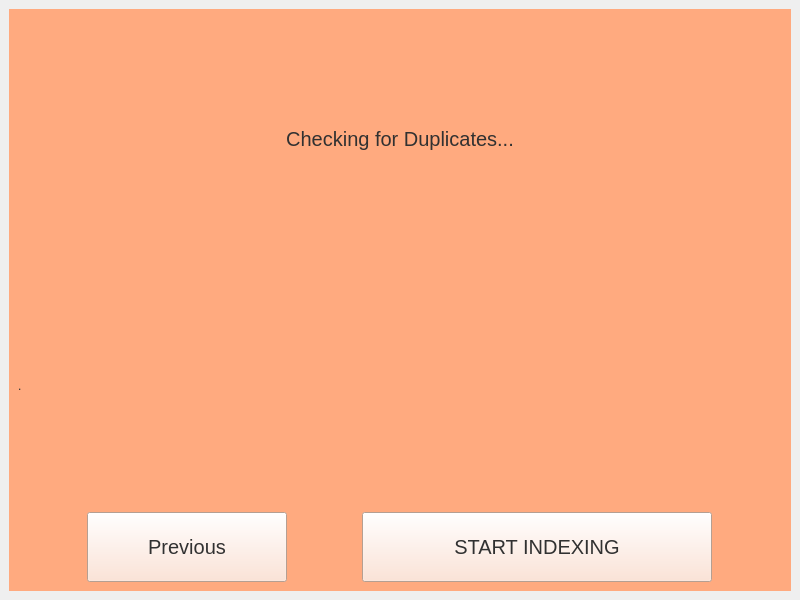
Qt form AutoNBS_GUI/appGui.ui (harsha0571/Automated_NLP_Based_Data_Handler) before a commit.
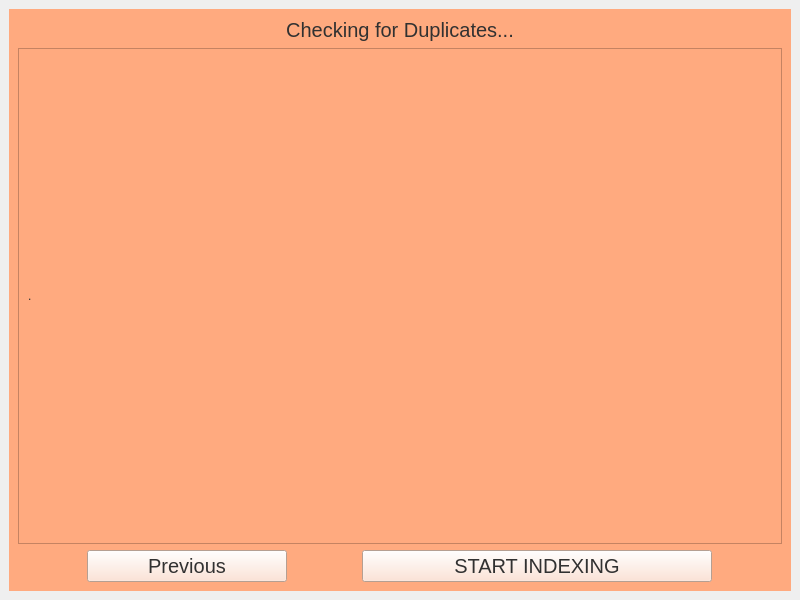
The same form after that commit. The open tabs and pages were chosen to show the change.

Commit message: Error Handlin for GUI done

What changed in the file:
```diff
--- a/AutoNBS_GUI/appGui.ui
+++ b/AutoNBS_GUI/appGui.ui
@@ -127,10 +127,29 @@
          </widget>
         </item>
         <item>
+         <widget class="QScrollArea" name="keyGeneratedScroll">
+          <property name="widgetResizable">
+           <bool>true</bool>
+          </property>
+          <widget class="QWidget" name="scrollAreaWidgetContents">
+           <property name="geometry">
+            <rect>
+             <x>0</x>
+             <y>0</y>
+             <width>754</width>
+             <height>461</height>
+            </rect>
+           </property>
+           <layout class="QVBoxLayout" name="verticalLayout_6">
+            <item>
          <widget class="QLabel" name="label_2">
           <property name="text">
            <string>.</string>
           </property>
+             </widget>
+            </item>
+           </layout>
+          </widget>
          </widget>
         </item>
         <item>
```
Lines whose indentation alone changed are shown as unchanged. The commit also changes 5 other files.
